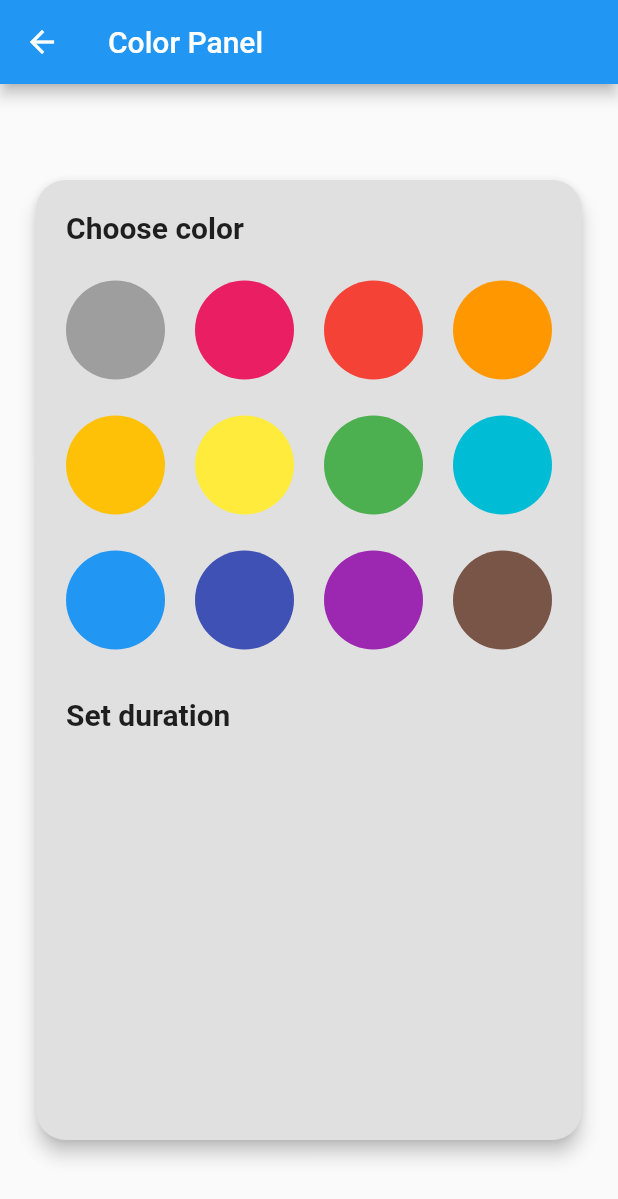
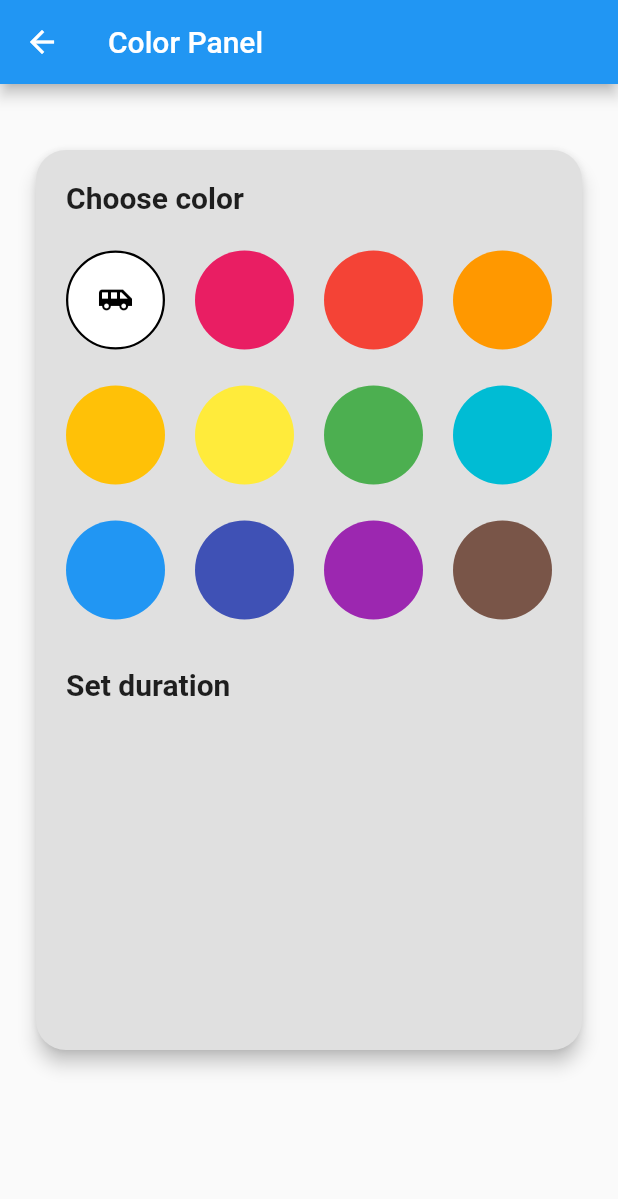
Before and after one commit to ricky9667/Color-Player, a Flutter app: the ColorPanel screen opened by its route, on a phone screen of 412 x 824 dp. Shown: the top 1199 px of the screen. Run offline on Flutter 3.47's test engine with Material 2 defaults, Android fonts, the phone set to English and light mode, and no system bars; our stand-ins replace bloc, flutter_bloc.

Commit message:
Add onTap for color selector

```diff
--- a/lib/blocs/color_panel/color_panel_state.dart
+++ b/lib/blocs/color_panel/color_panel_state.dart
@@ -17,7 +17,7 @@ class ColorPanelState {
 }
 
 final List<Color> defaultColorList = [
-  Colors.grey,
+  Colors.white,
   Colors.pink,
   Colors.red,
   Colors.orange,
--- a/lib/pages/color_panel.dart
+++ b/lib/pages/color_panel.dart
@@ -13,7 +13,7 @@ class ColorPanel extends StatelessWidget {
       body: BlocBuilder<ColorPanelBloc, ColorPanelState>(
           builder: (context, state) {
         return Container(
-          margin: EdgeInsets.symmetric(horizontal: 20.0, vertical: 60.0),
+          margin: EdgeInsets.fromLTRB(20.0, 40.0, 20.0, 120.0),
           child: Card(
             color: Colors.grey[300],
             shape: RoundedRectangleBorder(
@@ -37,7 +37,18 @@ class ColorPanel extends StatelessWidget {
                     crossAxisCount: 4,
                     mainAxisSpacing: 24.0,
                     crossAxisSpacing: 20.0,
-                    children: state.colorList.map((color) => getColorSelection(color)).toList(),
+                    children: state.colorList
+                        .asMap()
+                        .map((index, color) {
+                          return MapEntry(index, getColorSelection(
+                            context: context,
+                            color: color,
+                            index: index,
+                            isChosen: (index == state.colorIndex),
+                          ));
+                        })
+                        .values
+                        .toList(),
                   ),
                   SizedBox(height: 32.0),
                   Text('Set duration',
@@ -55,14 +66,24 @@ class ColorPanel extends StatelessWidget {
   }
 }
 
-Widget getColorSelection(Color color) {
+Widget getColorSelection(
+    {BuildContext context, Color color, int index, bool isChosen}) {
   return GestureDetector(
     child: Material(
       color: Colors.grey[300],
+      shape: CircleBorder(
+        side: isChosen ? BorderSide(width: 1.5) : BorderSide.none,
+      ),
       child: CircleAvatar(
         backgroundColor: color,
         radius: 20.0,
+        child: (isChosen
+            ? Icon(Icons.airport_shuttle, color: Colors.black)
+            : null),
       ),
     ),
+    onTap: () {
+      context.bloc<ColorPanelBloc>().add(ColorTappedEvent(colorIndex: index));
+    },
   );
 }
```
